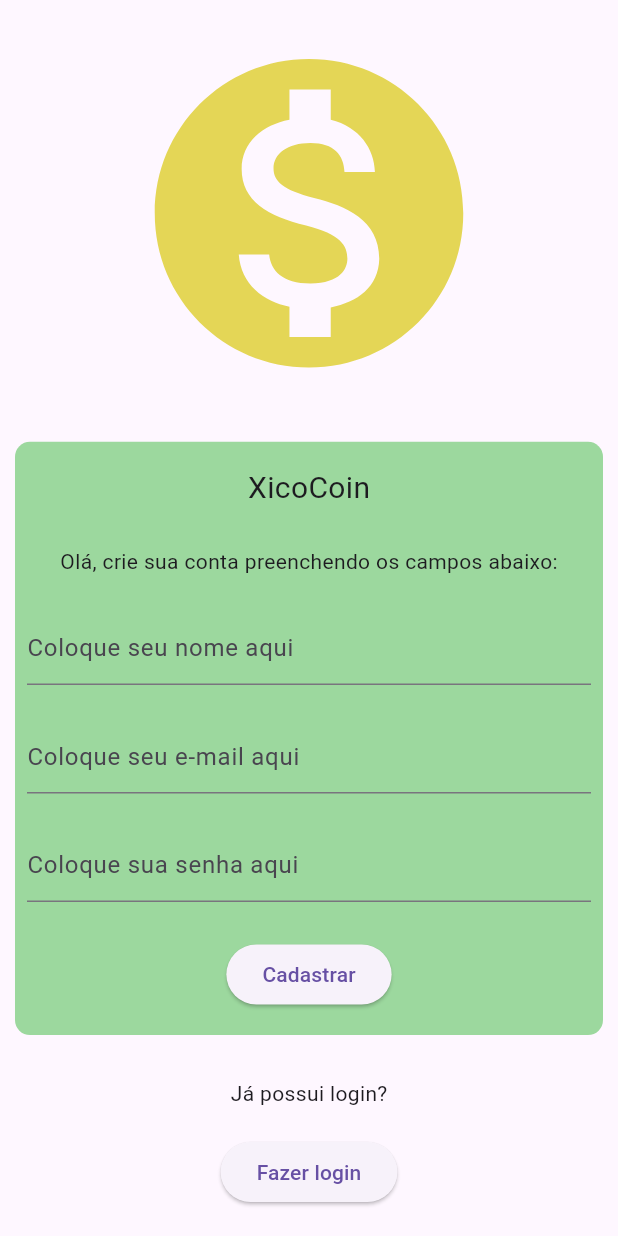
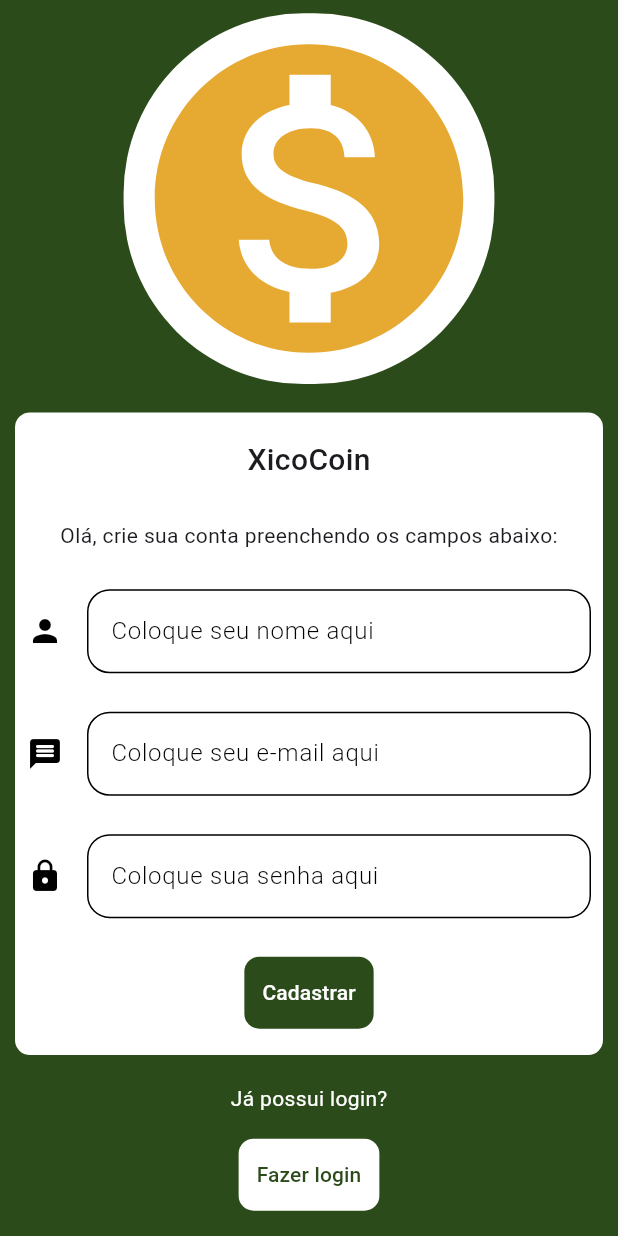
Before and after one commit to matheusAFONSECA/Fintrack-frontend, a Flutter app: the screen it shows after launch, after a tap on "Fazer login", on a phone screen of 412 x 824 dp. Run offline on Flutter 3.47's test engine with Material 3 defaults, Android fonts, the light colour scheme and no system bars.

Commit message:
fix register and create login screen

```diff
--- a/lib/View/register_screen.dart
+++ b/lib/View/register_screen.dart
@@ -12,20 +12,29 @@ class RegisterPage extends StatelessWidget {
   @override
   Widget build(BuildContext context) {
     return Scaffold(
-      body: Column(
+      body: SingleChildScrollView(
+        child: Container(
+          height: MediaQuery.of(context).size.height,
+          decoration: BoxDecoration(color: Color.fromARGB(255, 43, 75, 26)),
+          child: Column(
             mainAxisAlignment: MainAxisAlignment.spaceEvenly,
             children: [
-          Icon(
+              Container(
+                decoration: BoxDecoration(
+                    color: Colors.white,
+                    borderRadius: BorderRadius.all(Radius.circular(120))),
+                child: Icon(
                   Icons.monetization_on,
-            color: Color.fromARGB(255, 228, 214, 86),
+                  color: Color.fromARGB(255, 230, 169, 49),
                   size: MediaQuery.of(context).size.height * 0.3,
+                ),
               ),
               Padding(
                 padding: const EdgeInsets.all(10.0),
                 child: Container(
-              height: MediaQuery.of(context).size.height * 0.48,
+                  height: MediaQuery.of(context).size.height * 0.52,
                   decoration: BoxDecoration(
-                  color: const Color.fromARGB(255, 156, 216, 158),
+                      color: Color.fromARGB(255, 255, 255, 255),
                       borderRadius: BorderRadius.all(Radius.circular(10))),
                   child: Column(
                     mainAxisAlignment: MainAxisAlignment.spaceEvenly,
@@ -34,7 +43,8 @@ class RegisterPage extends StatelessWidget {
                         padding: const EdgeInsets.all(8.0),
                         child: Text(
                           'XicoCoin',
-                      style: TextStyle(fontSize: 20),
+                          style: TextStyle(
+                              fontSize: 20, fontWeight: FontWeight.w500),
                         ),
                       ),
                       Padding(
@@ -46,38 +56,118 @@ class RegisterPage extends StatelessWidget {
                         padding: const EdgeInsets.all(8.0),
                         child: TextField(
                           controller: _nameController,
-                      decoration:
-                          InputDecoration(hintText: 'Coloque seu nome aqui'),
+                          decoration: InputDecoration(
+                            icon: Icon(
+                              Icons.person,
+                              color: Colors.black,
+                            ),
+                            hintText: 'Coloque seu nome aqui',
+                            hintStyle: TextStyle(
+                                color: Colors.black,
+                                fontWeight: FontWeight.w300),
+                            enabledBorder: OutlineInputBorder(
+                              borderRadius: BorderRadius.all(
+                                  Radius.circular(15.0)), // Borda arredondada
+                              borderSide: BorderSide(
+                                color: Colors.black, // Cor branca
+                                width: 1.0,
+                              ),
+                            ),
+                          ),
+                          style: TextStyle(color: Colors.black), // Cor do texto
                         ),
                       ),
                       Padding(
                         padding: const EdgeInsets.all(8.0),
                         child: TextField(
-                      controller: _emailController,
-                      decoration:
-                          InputDecoration(hintText: 'Coloque seu e-mail aqui'),
+                          controller: _nameController,
+                          decoration: InputDecoration(
+                            icon: Icon(
+                              Icons.message_rounded,
+                              color: Colors.black,
+                            ),
+                            hintText: 'Coloque seu e-mail aqui',
+                            hintStyle: TextStyle(
+                                color: Colors.black,
+                                fontWeight: FontWeight.w300),
+                            enabledBorder: OutlineInputBorder(
+                              borderRadius: BorderRadius.all(
+                                  Radius.circular(15.0)), // Borda arredondada
+                              borderSide: BorderSide(
+                                color: Colors.black, // Cor branca
+                                width: 1.0,
+                              ),
+                            ),
+                          ),
+                          style: TextStyle(color: Colors.black), // Cor do texto
                         ),
                       ),
                       Padding(
                         padding: const EdgeInsets.all(8.0),
                         child: TextField(
-                      controller: _passwordController,
-                      decoration:
-                          InputDecoration(hintText: 'Coloque sua senha aqui'),
+                          controller: _nameController,
+                          decoration: InputDecoration(
+                            icon: Icon(
+                              Icons.lock,
+                              color: Colors.black,
+                            ),
+                            hintText: 'Coloque sua senha aqui',
+                            hintStyle: TextStyle(
+                                color: Colors.black,
+                                fontWeight: FontWeight.w300),
+                            enabledBorder: OutlineInputBorder(
+                              borderRadius: BorderRadius.all(
+                                  Radius.circular(15.0)), // Borda arredondada
+                              borderSide: BorderSide(
+                                color: Colors.black, // Cor branca
+                                width: 1.0,
+                              ),
+                            ),
+                          ),
+                          style: TextStyle(color: Colors.black), // Cor do texto
                         ),
                       ),
                       Padding(
                         padding: const EdgeInsets.all(8.0),
-                    child: ElevatedButton(
-                        onPressed: () {}, child: Text('Cadastrar')),
+                        child: Container(
+                          decoration: BoxDecoration(
+                              color: Color.fromARGB(255, 43, 75, 26),
+                              borderRadius:
+                                  BorderRadius.all(Radius.circular(10))),
+                          child: TextButton(
+                              onPressed: () {},
+                              child: Text(
+                                'Cadastrar',
+                                style: TextStyle(color: Colors.white),
+                              )),
+                        ),
                       ),
                     ],
                   ),
                 ),
               ),
-          Text('Já possui login?'),
-          ElevatedButton(onPressed: () {}, child: Text('Fazer login'))
+              Text(
+                'Já possui login?',
+                style: TextStyle(color: Colors.white),
+              ),
+              Padding(
+                padding: const EdgeInsets.all(8.0),
+                child: Container(
+                  decoration: BoxDecoration(
+                      color: Colors.white,
+                      borderRadius: BorderRadius.all(Radius.circular(10))),
+                  child: TextButton(
+                      onPressed: () {},
+                      child: Text(
+                        'Fazer login',
+                        style:
+                            TextStyle(color: Color.fromARGB(255, 43, 75, 26)),
+                      )),
+                ),
+              ),
             ],
+          ),
+        ),
       ),
     );
   }
--- a/lib/main.dart
+++ b/lib/main.dart
@@ -1,4 +1,5 @@
 import 'package:flutter/material.dart';
+import 'package:projeto_c214/View/login_screen.dart';
 import 'package:projeto_c214/View/register_screen.dart';
 
 void main() {
@@ -12,7 +13,10 @@ class MyApp extends StatelessWidget {
   Widget build(BuildContext context) {
     return MaterialApp(
       debugShowCheckedModeBanner: false,
-      routes: {'/': (context) => RegisterPage()},
+      routes: {
+        '/': (context) => RegisterPage(),
+        '/login': (context) => LoginScreen()
+      },
       initialRoute: '/',
     );
   }
```
Also changed, not shown: lib/View/login_screen.dart (added, +72 -0 lines). Lines whose indentation alone changed are shown as unchanged.
